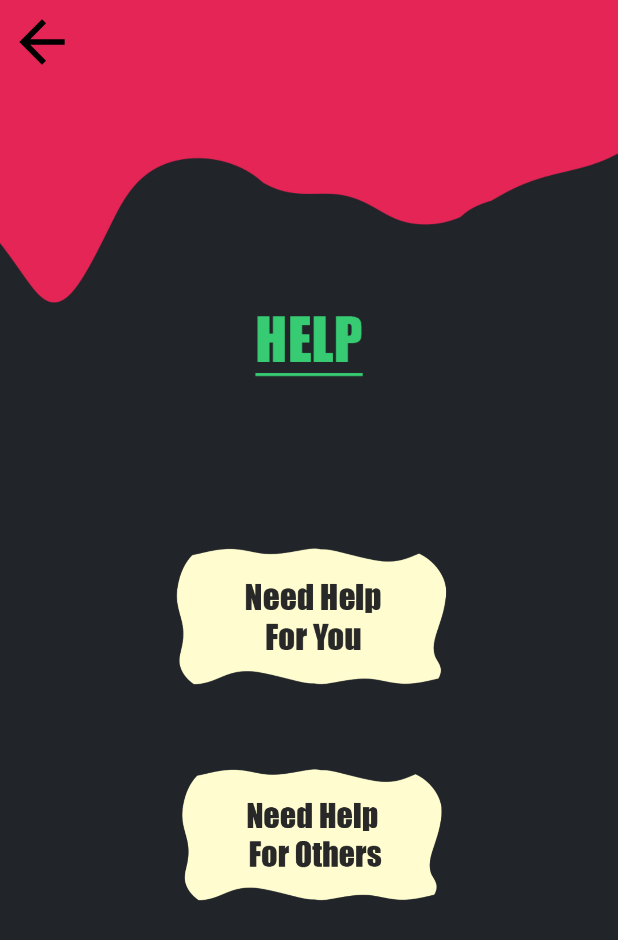
After one commit to AnubhavWorld/YogdaanWork, an Android app: the HelpActivity screen opened directly, with no data from a screen before it, on a phone screen of 412 x 824 dp. The commit adds this screen. Shown: the top 940 px of the screen. Run offline under Robolectric (Android 15) with nearby library versions, the phone set to English and light mode, and no system bars.

Commit message:
help page

```diff
--- /dev/null
+++ b/app/src/main/java/com/example/yogdaan/HelpActivity.java
@@ -0,0 +1,45 @@
+package com.example.yogdaan;
+
+import androidx.annotation.RequiresApi;
+import androidx.appcompat.app.AppCompatActivity;
+import androidx.appcompat.widget.Toolbar;
+
+import android.app.Activity;
+import android.os.Build;
+import android.os.Bundle;
+import android.view.View;
+import android.widget.ImageView;
+import android.widget.Toast;
+
+import java.util.Objects;
+
+public class HelpActivity extends AppCompatActivity {
+
+    @RequiresApi(api = Build.VERSION_CODES.KITKAT)
+    @Override
+    protected void onCreate(Bundle savedInstanceState) {
+        super.onCreate(savedInstanceState);
+        setContentView(R.layout.activity_help);
+        Toolbar tb= findViewById(R.id.tb1);
+        setSupportActionBar(tb);
+        Objects.requireNonNull(getSupportActionBar()).setHomeButtonEnabled(true);
+        getSupportActionBar().setDisplayHomeAsUpEnabled(true);
+        getSupportActionBar().setHomeAsUpIndicator(R.drawable.ic_arrow_back_black_24dp);
+        ImageView img1= findViewById(R.id.image1);
+        ImageView img2= findViewById(R.id.image2);
+        img1.setOnClickListener(new View.OnClickListener() {
+            @Override
+            public void onClick(View v) {
+                Toast.makeText(HelpActivity.this, "Help Yourselves", Toast.LENGTH_SHORT).show();
+            }
+        });
+
+
+        img2.setOnClickListener(new View.OnClickListener() {
+            @Override
+            public void onClick(View v) {
+                Toast.makeText(HelpActivity.this, "Help Others", Toast.LENGTH_SHORT).show();
+            }
+        });
+    }
+}
--- a/app/src/main/java/com/example/yogdaan/MainActivity.java
+++ b/app/src/main/java/com/example/yogdaan/MainActivity.java
@@ -45,15 +45,15 @@ public class MainActivity extends AppCompatActivity {
             @Override
             public void onClick(View v) {
                 startActivity(new Intent(MainActivity.this,VolunteerActivity.class));
-                Toast.makeText(MainActivity.this, "Welcome to my favorite place!", Toast.LENGTH_SHORT).show();
+
             }
         });
 
-        CardView v4= findViewById(R.id.a1);
+        CardView v4= findViewById(R.id.help);
         v4.setOnClickListener(new View.OnClickListener() {
             @Override
             public void onClick(View v) {
-                Toast.makeText(MainActivity.this, "Hold my beer", Toast.LENGTH_SHORT).show();
+                startActivity(new Intent(MainActivity.this,HelpActivity.class));
             }
         });
 
--- /dev/null
+++ b/app/src/main/res/drawable/ic_arrow_back_black_24dp.xml
@@ -0,0 +1,5 @@
+<vector android:autoMirrored="true" android:height="45dp"
+    android:viewportHeight="24.0" android:viewportWidth="24.0"
+    android:width="45dp" xmlns:android="http://schemas.android.com/apk/res/android">
+    <path android:fillColor="#FF000000" android:pathData="M20,11H7.83l5.59,-5.59L12,4l-8,8 8,8 1.41,-1.41L7.83,13H20v-2z"/>
+</vector>
--- /dev/null
+++ b/app/src/main/res/layout/activity_help.xml
@@ -0,0 +1,47 @@
+<?xml version="1.0" encoding="utf-8"?>
+<RelativeLayout android:layout_height="match_parent"
+    android:layout_width="match_parent"
+    android:orientation="vertical"
+    xmlns:android="http://schemas.android.com/apk/res/android"
+    android:background="@drawable/background">
+    <androidx.appcompat.widget.Toolbar
+        android:layout_width="match_parent"
+        android:layout_height="?attr/actionBarSize"
+        android:id="@+id/tb1">
+
+    </androidx.appcompat.widget.Toolbar>
+
+
+    <ImageView
+        android:layout_width="200dp"
+        android:layout_height="170dp"
+        android:layout_centerInParent="true"
+        android:src="@drawable/btn1"
+        android:layout_marginBottom="-25dp"
+        android:id="@+id/image1"/>
+
+    <ImageView
+        android:layout_width="200dp"
+        android:layout_height="170dp"
+        android:layout_below="@id/image1"
+        android:src="@drawable/btn2"
+        android:id="@+id/image2"
+        android:layout_centerHorizontal="true"/>
+
+
+
+
+
+
+
+
+
+
+
+
+
+
+
+
+
+</RelativeLayout>
--- a/app/src/main/res/layout/activity_main.xml
+++ b/app/src/main/res/layout/activity_main.xml
@@ -120,6 +120,7 @@
                         android:layout_height="match_parent"
                         android:background="@drawable/corners"
                         app:cardBackgroundColor="#292d31"
+
                         app:cardCornerRadius="8dp"
 
                         >
@@ -154,7 +155,7 @@
                        >
 
                         <androidx.cardview.widget.CardView
-                            android:id="@+id/a1"
+                            android:id="@+id/help"
                             android:layout_width="match_parent"
                             android:layout_height="match_parent"
                             android:background="@drawable/corners"
```
Also changed, not shown: app/src/main/AndroidManifest.xml (+6 -1 lines), app/src/main/res/drawable/cardview_bkgd.xml (deleted, +0 -12 lines), app/src/main/res/drawable/background.jpg (added), app/src/main/res/drawable/btn1.png (added), app/src/main/res/drawable/btn2.png (added).
